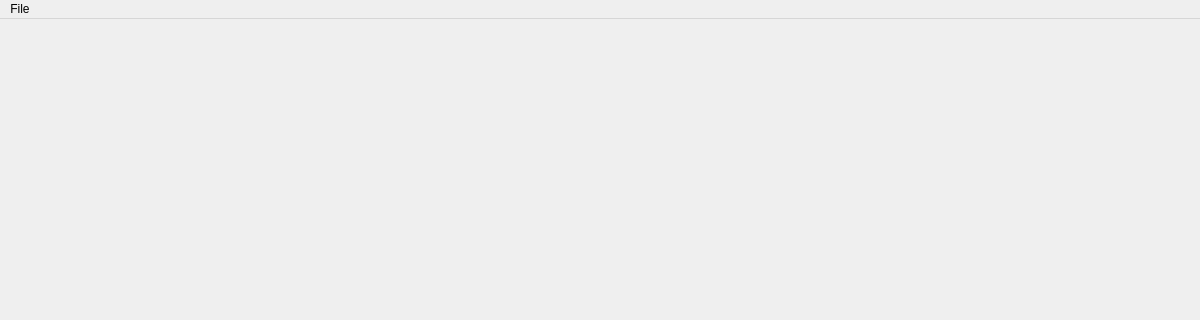
LLNL/ravel, file mainwindow.ui: the form before one commit; both pictures show x 0 to 1200 and y 0 to 320 of the 1200 by 1000 pixel window.
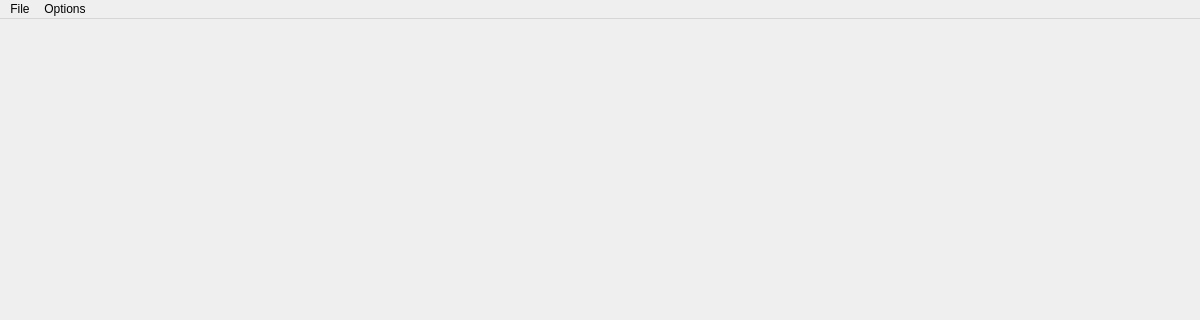
The form after the commit.

Commit message: OTF Import Options dialog done - also now partial code for partition by function

What changed in the file:
```diff
--- a/mainwindow.ui
+++ b/mainwindow.ui
@@ -142,7 +142,14 @@
     <addaction name="actionOpen_OTF"/>
     <addaction name="actionOpen_JSON"/>
    </widget>
+   <widget class="QMenu" name="menuOptions">
+    <property name="title">
+     <string>Options</string>
+    </property>
+    <addaction name="actionOTF_Importing"/>
+   </widget>
    <addaction name="menuFile"/>
+   <addaction name="menuOptions"/>
   </widget>
   <widget class="QStatusBar" name="statusbar"/>
   <action name="actionOpen_JSON">
```
Left out of the diff: 5 changed lines with no effect on the pictures. The commit also changes 12 other files.
